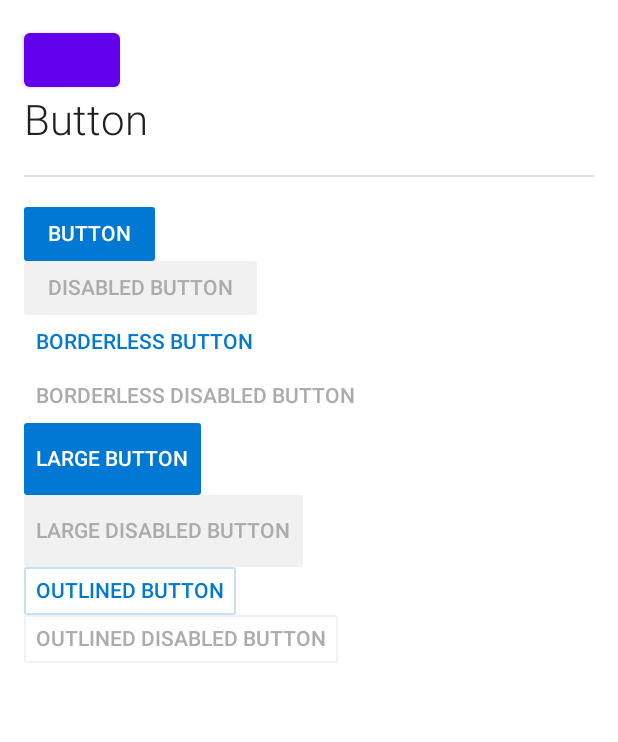
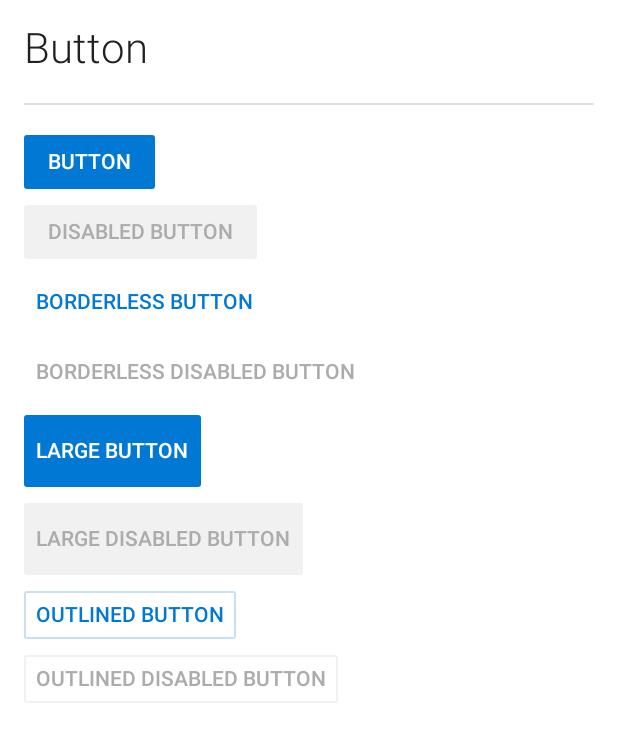
Before and after one commit to Nthily/fluentui, an Android app built with Jetpack Compose: the screen it shows after launch (MainActivity), on a phone screen of 412 x 824 dp. Shown: the top 742 px of the screen. Run offline under Robolectric (Android 15) with nearby library versions, the phone set to English and light mode, and no system bars.

Commit message:
fix color

```diff
--- a/app/src/main/java/com/github/nthily/fluentui/ui/components/button/ButtonDemo.kt
+++ b/app/src/main/java/com/github/nthily/fluentui/ui/components/button/ButtonDemo.kt
@@ -28,9 +28,6 @@ fun ButtonDemo() {
             .background(FluentUi.colors.backgroundColor)
             .padding(16.dp)
     ) {
-        androidx.compose.material.Button(onClick = { /*TODO*/ }) {
-
-        }
         Text(
             text = "Button",
             style = FluentUi.typography.headline,
@@ -46,39 +43,46 @@ fun ButtonDemo() {
         ) {
             Text("BUTTON")
         }
+        HeightSpacer(value = 5.dp)
         Button(
             onClick = { },
             enabled = false
         ) {
             Text("DISABLED BUTTON")
         }
+        HeightSpacer(value = 5.dp)
         BorderlessButton(
             onClick = { /*TODO*/ }
         ) {
             Text("BORDERLESS BUTTON")
         }
+        HeightSpacer(value = 5.dp)
         BorderlessButton(
             onClick = { /*TODO*/ },
             enabled = false
         ) {
             Text("BORDERLESS DISABLED BUTTON")
         }
+        HeightSpacer(value = 5.dp)
         LargeButton(
             onClick = {  },
         ) {
             Text("LARGE BUTTON")
         }
+        HeightSpacer(value = 5.dp)
         LargeButton(
             onClick = { /*TODO*/ },
             enabled = false
         ) {
             Text("LARGE DISABLED BUTTON")
         }
+        HeightSpacer(value = 5.dp)
         OutlinedButton(
             onClick = { /*TODO*/ },
         ) {
             Text("OUTLINED BUTTON")
         }
+        HeightSpacer(value = 5.dp)
         OutlinedButton(
             onClick = { /*TODO*/ },
             enabled = false
--- a/app/src/main/java/com/github/nthily/fluentui/ui/components/theme/colors/Colors.kt
+++ b/app/src/main/java/com/github/nthily/fluentui/ui/components/theme/colors/Colors.kt
@@ -35,14 +35,14 @@ interface IFluentUiColors {
     // Button
     val buttonBackgroundDefaultColor: Color
     val buttonBackgroundDisabledColor: Color
-    val buttonBackgroundPressedColor: Color get() = Color.Black.copy(alpha = 1f)
+    val buttonBackgroundPressedColor: Color get() = Color.Black
     val buttonTextDefaultColor: Color
     val buttonTextDisabledColor: Color
 
     // Button borderless
     val buttonBorderlessBackgroundDefaultColor: Color
     val buttonBorderlessBackgroundDisabledColor: Color
-    val buttonBorderlessBackgroundPressedColor: Color get() = Color.Black.copy(alpha = 0.1f)
+    val buttonBorderlessBackgroundPressedColor: Color get() = Color.Black
     val buttonBorderlessTextDefaultColor: Color
     val buttonBorderlessTextDisabledColor: Color
     val buttonBorderlessTextPressedColor: Color
```
